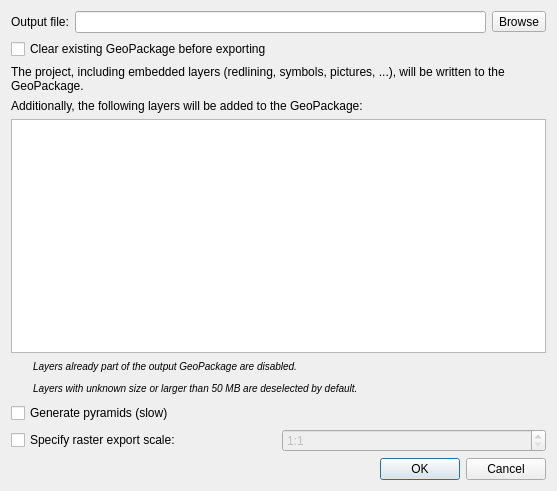
Above: share/python/plugins/kadas_gpkg/kadas_gpkg_export_dialog.ui from kadas-albireo/kadas-albireo2 before the change. Below: the same form after it.
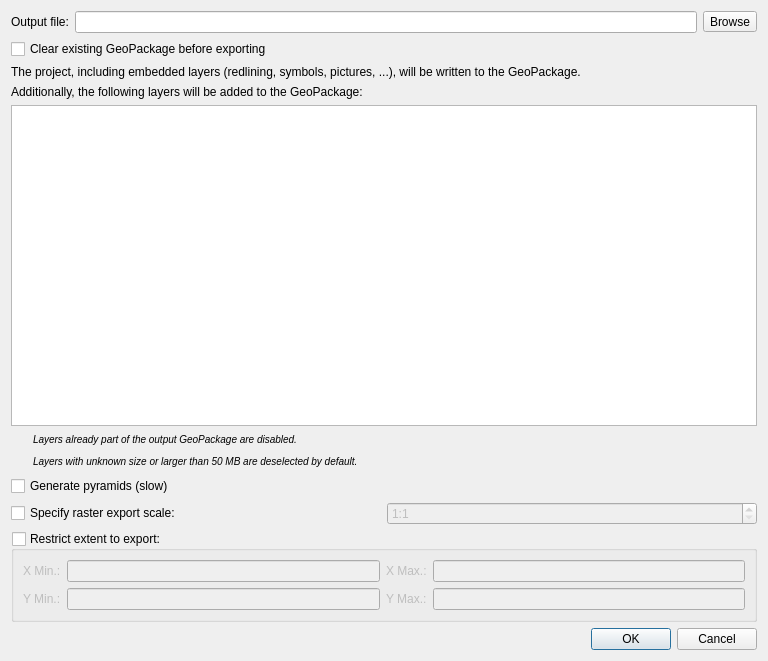
That is the form after the change. Icons and pictures are not drawn. Custom widgets are drawn as their Qt base class.

Commit message: GPKG export extent filter

Diff of the .ui file:
```diff
--- a/share/python/plugins/kadas_gpkg/kadas_gpkg_export_dialog.ui
+++ b/share/python/plugins/kadas_gpkg/kadas_gpkg_export_dialog.ui
@@ -6,8 +6,8 @@
    <rect>
     <x>0</x>
     <y>0</y>
-    <width>557</width>
-    <height>491</height>
+    <width>768</width>
+    <height>661</height>
    </rect>
   </property>
   <property name="windowTitle">
@@ -181,6 +181,61 @@
     </layout>
    </item>
    <item row="9" column="0" colspan="2">
+    <widget class="QGroupBox" name="mGroupBoxExtent">
+     <property name="title">
+      <string>Restrict extent to export:</string>
+     </property>
+     <property name="checkable">
+      <bool>true</bool>
+     </property>
+     <property name="checked">
+      <bool>false</bool>
+     </property>
+     <layout class="QGridLayout" name="gridLayout_2">
+      <item row="1" column="2">
+       <widget class="QLabel" name="mLabelYMax">
+        <property name="text">
+         <string>Y Max.:</string>
+        </property>
+       </widget>
+      </item>
+      <item row="0" column="0">
+       <widget class="QLabel" name="mlabelXMin">
+        <property name="text">
+         <string>X Min.:</string>
+        </property>
+       </widget>
+      </item>
+      <item row="1" column="1">
+       <widget class="QLineEdit" name="mLineEditYMin"/>
+      </item>
+      <item row="0" column="1">
+       <widget class="QLineEdit" name="mLineEditXMin"/>
+      </item>
+      <item row="1" column="0">
+       <widget class="QLabel" name="mLabelYMin">
+        <property name="text">
+         <string>Y Min.:</string>
+        </property>
+       </widget>
+      </item>
+      <item row="0" column="2">
+       <widget class="QLabel" name="mLabelXMax">
+        <property name="text">
+         <string>X Max.:</string>
+        </property>
+       </widget>
+      </item>
+      <item row="0" column="3">
+       <widget class="QLineEdit" name="mLineEditXMax"/>
+      </item>
+      <item row="1" column="3">
+       <widget class="QLineEdit" name="mLineEditYMax"/>
+      </item>
+     </layout>
+    </widget>
+   </item>
+   <item row="10" column="1">
     <widget class="QDialogButtonBox" name="buttonBox">
      <property name="orientation">
       <enum>Qt::Horizontal</enum>
```
Left out of the diff: 12 changed lines with no effect on the pictures. The commit also changes 6 other files.
